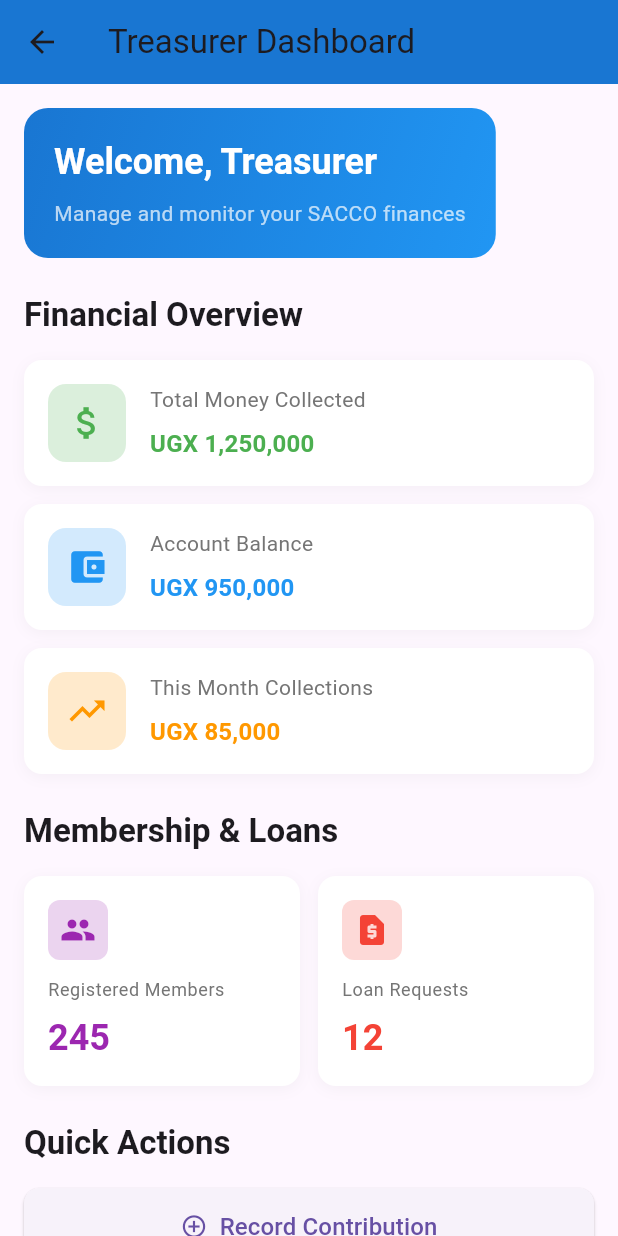
After one commit to nm1999/uganda.martyrs.sacco, a Flutter app: the TreasurerDashboard screen opened directly, on a phone screen of 412 x 824 dp. The commit adds this screen. Run offline on Flutter 3.47's test engine with Material 3 defaults, Android fonts, the phone set to English and light mode, and no system bars; our stand-ins replace get; missing offline and left inert: mobile_scanner.

Commit message:
adds treasurer dashboard

```diff
--- a/lib/auth/login.dart
+++ b/lib/auth/login.dart
@@ -1,5 +1,6 @@
 import 'package:flutter/material.dart';
 import 'package:get/get.dart';
+import 'package:ugandamartyrssacco/treasurer/dashboard.dart';
 import 'signup.dart';
 
 class Login extends StatefulWidget {
@@ -32,6 +33,7 @@ class _LoginState extends State<Login> {
         setState(() {
           _isLoading = false;
         });
+        Get.to(TreasurerDashboard());
          ScaffoldMessenger.of(context).showSnackBar(
           const SnackBar(content: Text('Login successful!')),
         );
--- /dev/null
+++ b/lib/treasurer/dashboard.dart
@@ -0,0 +1,333 @@
+import 'package:flutter/material.dart';
+
+class TreasurerDashboard extends StatefulWidget {
+  const TreasurerDashboard({super.key});
+
+  @override
+  State<TreasurerDashboard> createState() => _TreasurerDashboardState();
+}
+
+class _TreasurerDashboardState extends State<TreasurerDashboard> {
+  // Mock data - Replace with real data from your backend
+  final double totalMoneyCollected = 1250000;
+  final int registeredMembers = 245;
+  final double monthlyCollections = 85000;
+  final int activeLoanRequests = 12;
+  final double accountBalance = 950000;
+
+  @override
+  Widget build(BuildContext context) {
+    return Scaffold(
+      appBar: AppBar(
+        title: const Text('Treasurer Dashboard'),
+        elevation: 0,
+        backgroundColor: Colors.blue[700],
+      ),
+      body: SingleChildScrollView(
+        padding: const EdgeInsets.all(16.0),
+        child: Column(
+          crossAxisAlignment: CrossAxisAlignment.start,
+          children: [
+            // Welcome section
+            _buildWelcomeSection(),
+            const SizedBox(height: 24),
+
+            // Key metrics
+            Text(
+              'Financial Overview',
+              style: Theme.of(context).textTheme.titleLarge?.copyWith(
+                    fontWeight: FontWeight.bold,
+                  ),
+            ),
+            const SizedBox(height: 16),
+
+            // Main financial cards
+            _buildFinancialCard(
+              title: 'Total Money Collected',
+              amount: totalMoneyCollected,
+              icon: Icons.attach_money,
+              color: Colors.green,
+            ),
+            const SizedBox(height: 12),
+
+            _buildFinancialCard(
+              title: 'Account Balance',
+              amount: accountBalance,
+              icon: Icons.account_balance_wallet,
+              color: Colors.blue,
+            ),
+            const SizedBox(height: 12),
+
+            _buildFinancialCard(
+              title: 'This Month Collections',
+              amount: monthlyCollections,
+              icon: Icons.trending_up,
+              color: Colors.orange,
+            ),
+            const SizedBox(height: 24),
+
+            // Membership and Loans section
+            Text(
+              'Membership & Loans',
+              style: Theme.of(context).textTheme.titleLarge?.copyWith(
+                    fontWeight: FontWeight.bold,
+                  ),
+            ),
+            const SizedBox(height: 16),
+
+            // Stats row
+            Row(
+              children: [
+                Expanded(
+                  child: _buildStatCard(
+                    title: 'Registered Members',
+                    value: registeredMembers.toString(),
+                    icon: Icons.people,
+                    color: Colors.purple,
+                  ),
+                ),
+                const SizedBox(width: 12),
+                Expanded(
+                  child: _buildStatCard(
+                    title: 'Loan Requests',
+                    value: activeLoanRequests.toString(),
+                    icon: Icons.request_page,
+                    color: Colors.red,
+                  ),
+                ),
+              ],
+            ),
+            const SizedBox(height: 24),
+
+            // Quick actions
+            Text(
+              'Quick Actions',
+              style: Theme.of(context).textTheme.titleLarge?.copyWith(
+                    fontWeight: FontWeight.bold,
+                  ),
+            ),
+            const SizedBox(height: 16),
+
+            _buildQuickActionButton(
+              label: 'Record Contribution',
+              icon: Icons.add_circle_outline,
+              onPressed: () {
+                ScaffoldMessenger.of(context).showSnackBar(
+                  const SnackBar(content: Text('Record Contribution')),
+                );
+              },
+            ),
+            const SizedBox(height: 12),
+
+            _buildQuickActionButton(
+              label: 'View All Transactions',
+              icon: Icons.receipt_long,
+              onPressed: () {
+                ScaffoldMessenger.of(context).showSnackBar(
+                  const SnackBar(content: Text('View All Transactions')),
+                );
+              },
+            ),
+            const SizedBox(height: 12),
+
+            _buildQuickActionButton(
+              label: 'Manage Loans',
+              icon: Icons.card_giftcard,
+              onPressed: () {
+                ScaffoldMessenger.of(context).showSnackBar(
+                  const SnackBar(content: Text('Manage Loans')),
+                );
+              },
+            ),
+            const SizedBox(height: 12),
+
+            _buildQuickActionButton(
+              label: 'Generate Reports',
+              icon: Icons.assessment,
+              onPressed: () {
+                ScaffoldMessenger.of(context).showSnackBar(
+                  const SnackBar(content: Text('Generate Reports')),
+                );
+              },
+            ),
+            const SizedBox(height: 24),
+          ],
+        ),
+      ),
+    );
+  }
+
+  Widget _buildWelcomeSection() {
+    return Container(
+      decoration: BoxDecoration(
+        gradient: LinearGradient(
+          colors: [Colors.blue[700]!, Colors.blue[500]!],
+          begin: Alignment.topLeft,
+          end: Alignment.bottomRight,
+        ),
+        borderRadius: BorderRadius.circular(16),
+      ),
+      padding: const EdgeInsets.all(20),
+      child: Column(
+        crossAxisAlignment: CrossAxisAlignment.start,
+        children: [
+          Text(
+            'Welcome, Treasurer',
+            style: Theme.of(context).textTheme.headlineSmall?.copyWith(
+                  color: Colors.white,
+                  fontWeight: FontWeight.bold,
+                ),
+          ),
+          const SizedBox(height: 8),
+          Text(
+            'Manage and monitor your SACCO finances',
+            style: Theme.of(context).textTheme.bodyMedium?.copyWith(
+                  color: Colors.white70,
+                ),
+          ),
+        ],
+      ),
+    );
+  }
+
+  Widget _buildFinancialCard({
+    required String title,
+    required double amount,
+    required IconData icon,
+    required Color color,
+  }) {
+    return Container(
+      decoration: BoxDecoration(
+        color: Colors.white,
+        borderRadius: BorderRadius.circular(12),
+        boxShadow: [
+          BoxShadow(
+            color: Colors.grey.withOpacity(0.1),
+            blurRadius: 8,
+            offset: const Offset(0, 2),
+          ),
+        ],
+      ),
+      padding: const EdgeInsets.all(16),
+      child: Row(
+        children: [
+          Container(
+            decoration: BoxDecoration(
+              color: color.withOpacity(0.2),
+              borderRadius: BorderRadius.circular(12),
+            ),
+            padding: const EdgeInsets.all(12),
+            child: Icon(icon, color: color, size: 28),
+          ),
+          const SizedBox(width: 16),
+          Expanded(
+            child: Column(
+              crossAxisAlignment: CrossAxisAlignment.start,
+              children: [
+                Text(
+                  title,
+                  style: Theme.of(context).textTheme.bodyMedium?.copyWith(
+                        color: Colors.grey[600],
+                      ),
+                ),
+                const SizedBox(height: 8),
+                Text(
+                  'UGX ${_formatCurrency(amount)}',
+                  style: Theme.of(context).textTheme.titleMedium?.copyWith(
+                        fontWeight: FontWeight.bold,
+                        color: color,
+                      ),
+                ),
+              ],
+            ),
+          ),
+        ],
+      ),
+    );
+  }
+
+  Widget _buildStatCard({
+    required String title,
+    required String value,
+    required IconData icon,
+    required Color color,
+  }) {
+    return Container(
+      decoration: BoxDecoration(
+        color: Colors.white,
+        borderRadius: BorderRadius.circular(12),
+        boxShadow: [
+          BoxShadow(
+            color: Colors.grey.withOpacity(0.1),
+            blurRadius: 8,
+            offset: const Offset(0, 2),
+          ),
+        ],
+      ),
+      padding: const EdgeInsets.all(16),
+      child: Column(
+        crossAxisAlignment: CrossAxisAlignment.start,
+        children: [
+          Container(
+            decoration: BoxDecoration(
+              color: color.withOpacity(0.2),
+              borderRadius: BorderRadius.circular(8),
+            ),
+            padding: const EdgeInsets.all(8),
+            child: Icon(icon, color: color, size: 24),
+          ),
+          const SizedBox(height: 12),
+          Text(
+            title,
+            style: Theme.of(context).textTheme.bodySmall?.copyWith(
+                  color: Colors.grey[600],
+                ),
+          ),
+          const SizedBox(height: 8),
+          Text(
+            value,
+            style: Theme.of(context).textTheme.headlineSmall?.copyWith(
+                  fontWeight: FontWeight.bold,
+                  color: color,
+                ),
+          ),
+        ],
+      ),
+    );
+  }
+
+  Widget _buildQuickActionButton({
+    required String label,
+    required IconData icon,
+    required VoidCallback onPressed,
+  }) {
+    return SizedBox(
+      width: double.infinity,
+      child: ElevatedButton.icon(
+        onPressed: onPressed,
+        icon: Icon(icon),
+        label: Text(
+          label,
+          style: const TextStyle(
+            fontSize: 16,
+            fontWeight: FontWeight.w500,
+          ),
+        ),
+        style: ElevatedButton.styleFrom(
+          padding: const EdgeInsets.symmetric(vertical: 14),
+          shape: RoundedRectangleBorder(
+            borderRadius: BorderRadius.circular(10),
+          ),
+        ),
+      ),
+    );
+  }
+
+  String _formatCurrency(double amount) {
+    // Format large numbers with thousands separator
+    return amount.toStringAsFixed(0).replaceAllMapped(
+          RegExp(r'\B(?=(\d{3})+(?!\d))'),
+          (match) => ',',
+        );
+  }
+}
```
